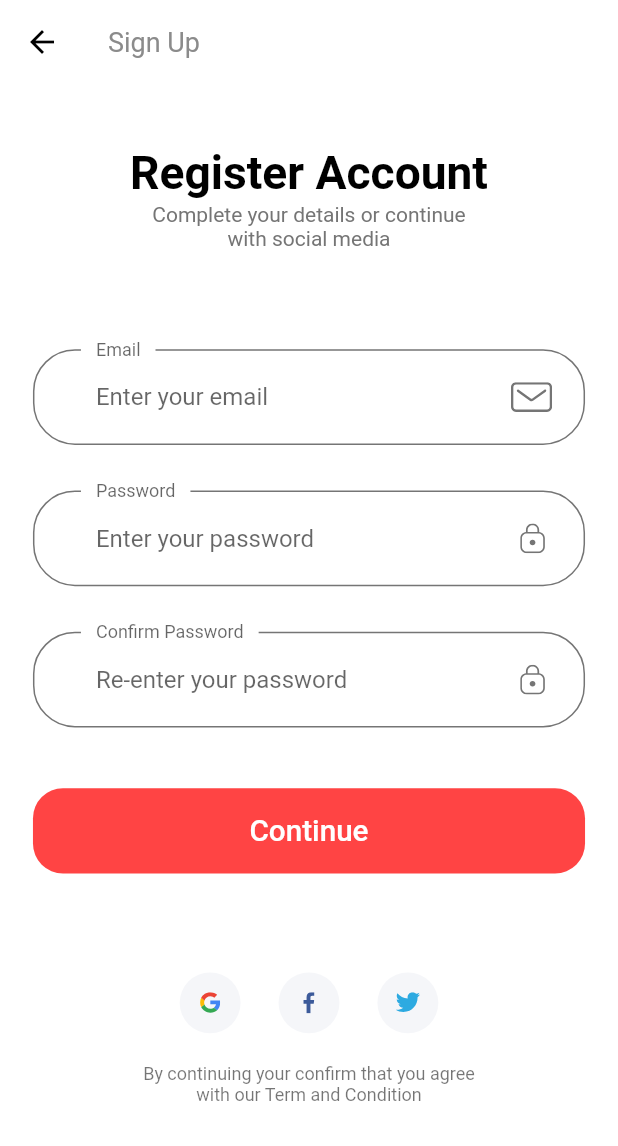
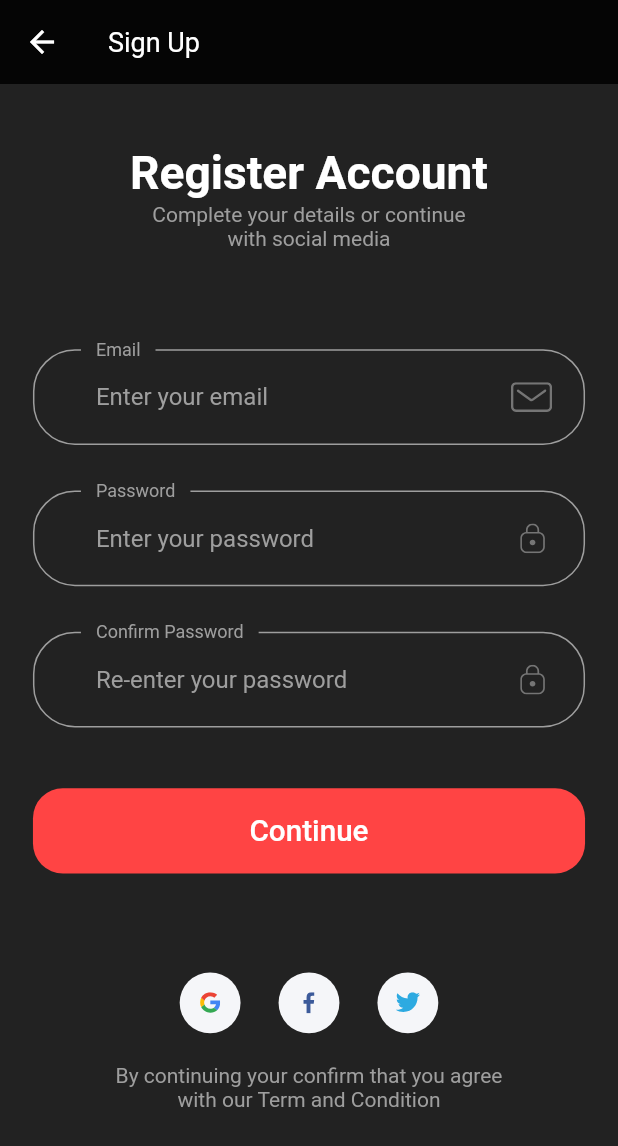
Before and after one commit to GhoudanAyoub/live365, a Flutter app: the SignUpScreen screen opened by its route, on a phone screen of 412 x 824 dp. Shown: the top 1146 px of the screen. Run offline on Flutter 3.47's test engine with Material 2 defaults, Android fonts, the light colour scheme and no system bars; our stand-ins replace cloud_firestore, firebase_auth, firebase_core, firebase_database, flutter_svg, google_sign_in; accounts and stored records are empty; Roboto replaces fonts that are missing (Muli); project files that could hold a hidden picture were left out.

Commit message:
everything is dark now

```diff
--- a/lib/SignUp/components/body.dart
+++ b/lib/SignUp/components/body.dart
@@ -13,7 +13,8 @@ class Body extends StatelessWidget {
       child: SizedBox(
         width: double.infinity,
         child: Padding(
-          padding: EdgeInsets.symmetric(horizontal: getProportionateScreenWidth(20)),
+          padding:
+              EdgeInsets.symmetric(horizontal: getProportionateScreenWidth(20)),
           child: SingleChildScrollView(
             child: Column(
               children: [
@@ -32,20 +33,27 @@ class Body extends StatelessWidget {
                     SocalCard(
                       icon: "assets/icons/google-icon.svg",
                       press: () async {
-                        dynamic result = await FirebaseService.signInWithGoogle(context);
+                        dynamic result =
+                            await FirebaseService.signInWithGoogle(context);
 
-                        if(result!=null){
+                        if (result != null) {
                           //Navigator.pushNamed(context, HomeScreen.routeName);
                         }
                       },
                     ),
                     SocalCard(
                       icon: "assets/icons/facebook-2.svg",
-                      press: () {Scaffold.of(context).showSnackBar(SnackBar(content: Text("Coming Soon")));},
+                      press: () {
+                        Scaffold.of(context).showSnackBar(
+                            SnackBar(content: Text("Coming Soon")));
+                      },
                     ),
                     SocalCard(
                       icon: "assets/icons/twitter.svg",
-                      press: () {Scaffold.of(context).showSnackBar(SnackBar(content: Text("Coming Soon")));},
+                      press: () {
+                        Scaffold.of(context).showSnackBar(
+                            SnackBar(content: Text("Coming Soon")));
+                      },
                     ),
                   ],
                 ),
@@ -53,7 +61,6 @@ class Body extends StatelessWidget {
                 Text(
                   'By continuing your confirm that you agree \nwith our Term and Condition',
                   textAlign: TextAlign.center,
-                  style: Theme.of(context).textTheme.caption,
                 )
               ],
             ),
--- a/lib/SignUp/components/sign_up_form.dart
+++ b/lib/SignUp/components/sign_up_form.dart
@@ -1,4 +1,3 @@
-import 'package:firebase_auth/firebase_auth.dart';
 import 'package:flutter/material.dart';
 import 'package:live365/components/custom_surfix_icon.dart';
 import 'package:live365/components/default_button.dart';
@@ -7,7 +6,7 @@ import 'package:live365/firebaseService/FirebaseService.dart';
 
 import '../../SizeConfig.dart';
 import '../../constants.dart';
-
+import '../../theme.dart';
 
 class SignUpForm extends StatefulWidget {
   @override
@@ -54,12 +53,13 @@ class _SignUpFormState extends State<SignUpForm> {
           DefaultButton(
             text: "Continue",
             press: () async {
-
               if (_formKey.currentState.validate()) {
-                dynamic result =  await FirebaseService.create(_emailContoller.text,_passwordController.text,context);
-                if (result != null){
-                 // Navigator.pushNamed(context, CompleteProfileScreen.routeName);
-                  Scaffold.of(context).showSnackBar(SnackBar(content: Text('Congratulation Your Account Created')));
+                dynamic result = await FirebaseService.create(
+                    _emailContoller.text, _passwordController.text, context);
+                if (result != null) {
+                  // Navigator.pushNamed(context, CompleteProfileScreen.routeName);
+                  Scaffold.of(context).showSnackBar(SnackBar(
+                      content: Text('Congratulation Your Account Created')));
                 }
               }
             },
@@ -71,6 +71,7 @@ class _SignUpFormState extends State<SignUpForm> {
 
   TextFormField buildConformPassFormField() {
     return TextFormField(
+      style: TextStyle(color: Colors.white),
       obscureText: true,
       onSaved: (newValue) => conform_password = newValue,
       onChanged: (value) {
@@ -94,8 +95,8 @@ class _SignUpFormState extends State<SignUpForm> {
       decoration: InputDecoration(
         labelText: "Confirm Password",
         hintText: "Re-enter your password",
-        // If  you are using latest version of flutter then lable text and hint text shown like this
-        // if you r using flutter less then 1.20.* then maybe this is not working properly
+        labelStyle: textTheme().bodyText2,
+        hintStyle: textTheme().bodyText2,
         floatingLabelBehavior: FloatingLabelBehavior.always,
         suffixIcon: CustomSurffixIcon(svgIcon: "assets/icons/Lock.svg"),
       ),
@@ -104,6 +105,7 @@ class _SignUpFormState extends State<SignUpForm> {
 
   TextFormField buildPasswordFormField() {
     return TextFormField(
+      style: TextStyle(color: Colors.white),
       controller: _passwordController,
       obscureText: true,
       onSaved: (newValue) => password = newValue,
@@ -128,8 +130,8 @@ class _SignUpFormState extends State<SignUpForm> {
       decoration: InputDecoration(
         labelText: "Password",
         hintText: "Enter your password",
-        // If  you are using latest version of flutter then lable text and hint text shown like this
-        // if you r using flutter less then 1.20.* then maybe this is not working properly
+        labelStyle: textTheme().bodyText2,
+        hintStyle: textTheme().bodyText2,
         floatingLabelBehavior: FloatingLabelBehavior.always,
         suffixIcon: CustomSurffixIcon(svgIcon: "assets/icons/Lock.svg"),
       ),
@@ -138,6 +140,7 @@ class _SignUpFormState extends State<SignUpForm> {
 
   TextFormField buildEmailFormField() {
     return TextFormField(
+      style: TextStyle(color: Colors.white),
       controller: _emailContoller,
       keyboardType: TextInputType.emailAddress,
       onSaved: (newValue) => email = newValue,
@@ -160,14 +163,13 @@ class _SignUpFormState extends State<SignUpForm> {
         return null;
       },
       decoration: InputDecoration(
+        labelStyle: textTheme().bodyText2,
+        hintStyle: textTheme().bodyText2,
         labelText: "Email",
         hintText: "Enter your email",
-        // If  you are using latest version of flutter then lable text and hint text shown like this
-        // if you r using flutter less then 1.20.* then maybe this is not working properly
         floatingLabelBehavior: FloatingLabelBehavior.always,
         suffixIcon: CustomSurffixIcon(svgIcon: "assets/icons/Mail.svg"),
       ),
     );
   }
-
 }
--- a/lib/SignUp/sign_up_screen.dart
+++ b/lib/SignUp/sign_up_screen.dart
@@ -1,11 +1,13 @@
 import 'package:flutter/material.dart';
 
+import '../SizeConfig.dart';
 import 'components/body.dart';
 
 class SignUpScreen extends StatelessWidget {
   static String routeName = "/sign_up";
   @override
   Widget build(BuildContext context) {
+    SizeConfig().init(context);
     return Scaffold(
       appBar: AppBar(
         title: Text("Sign Up"),
--- a/lib/components/no_account_text.dart
+++ b/lib/components/no_account_text.dart
@@ -1,8 +1,8 @@
 import 'package:flutter/material.dart';
 import 'package:live365/SignUp/sign_up_screen.dart';
 
+import '../SizeConfig.dart';
 import '../constants.dart';
-import '../SizeConfig.dart';
 
 class NoAccountText extends StatelessWidget {
   const NoAccountText({
--- a/lib/constants.dart
+++ b/lib/constants.dart
@@ -1,9 +1,10 @@
 import 'package:firebase_auth/firebase_auth.dart';
 import 'package:flutter/material.dart';
+
 import 'SizeConfig.dart';
 
-
 final String CurrentClient = FirebaseAuth.instance.currentUser.uid;
+const GTextColorWhite = Colors.white;
 const kPrimaryColor = Color(0xFFFF4444);
 const kPrimaryLightColor = Color(0xFFFFECDF);
 const kPrimaryGradientColor = LinearGradient(
@@ -12,14 +13,14 @@ const kPrimaryGradientColor = LinearGradient(
   colors: [Color(0xFFFFA53E), Color(0xFFFF7643)],
 );
 const kSecondaryColor = Color(0xFF979797);
-const kTextColor = Color(0xFF757575);
+const kTextColor = Colors.grey;
 
 const kAnimationDuration = Duration(milliseconds: 200);
 
 final headingStyle = TextStyle(
   fontSize: getProportionateScreenWidth(28),
   fontWeight: FontWeight.bold,
-  color: Colors.black,
+  color: Colors.white,
   height: 1.5,
 );
 
@@ -27,7 +28,7 @@ const defaultDuration = Duration(milliseconds: 250);
 
 // Form Error
 final RegExp emailValidatorRegExp =
-RegExp(r"^[a-zA-Z0-9.]+@[a-zA-Z0-9]+\.[a-zA-Z]+");
+    RegExp(r"^[a-zA-Z0-9.]+@[a-zA-Z0-9]+\.[a-zA-Z]+");
 const String kEmailNullError = "Please Enter your email";
 const String kInvalidEmailError = "Please Enter Valid Email";
 const String kPassNullError = "Please Enter your password";
@@ -39,7 +40,7 @@ const String kAddressNullError = "Please Enter your address";
 
 final otpInputDecoration = InputDecoration(
   contentPadding:
-  EdgeInsets.symmetric(vertical: getProportionateScreenWidth(15)),
+      EdgeInsets.symmetric(vertical: getProportionateScreenWidth(15)),
   border: outlineInputBorder(),
   focusedBorder: outlineInputBorder(),
   enabledBorder: outlineInputBorder(),
```
Also changed, not shown: lib/SignIn/components/body.dart (+14 -7 lines), lib/SignIn/components/sign_form.dart (+14 -7 lines), lib/SplashScreen/components/body.dart (+18 -65 lines), lib/SplashScreen/components/splash_content.dart (+7 -4 lines), lib/theme.dart (+4 -7 lines).
